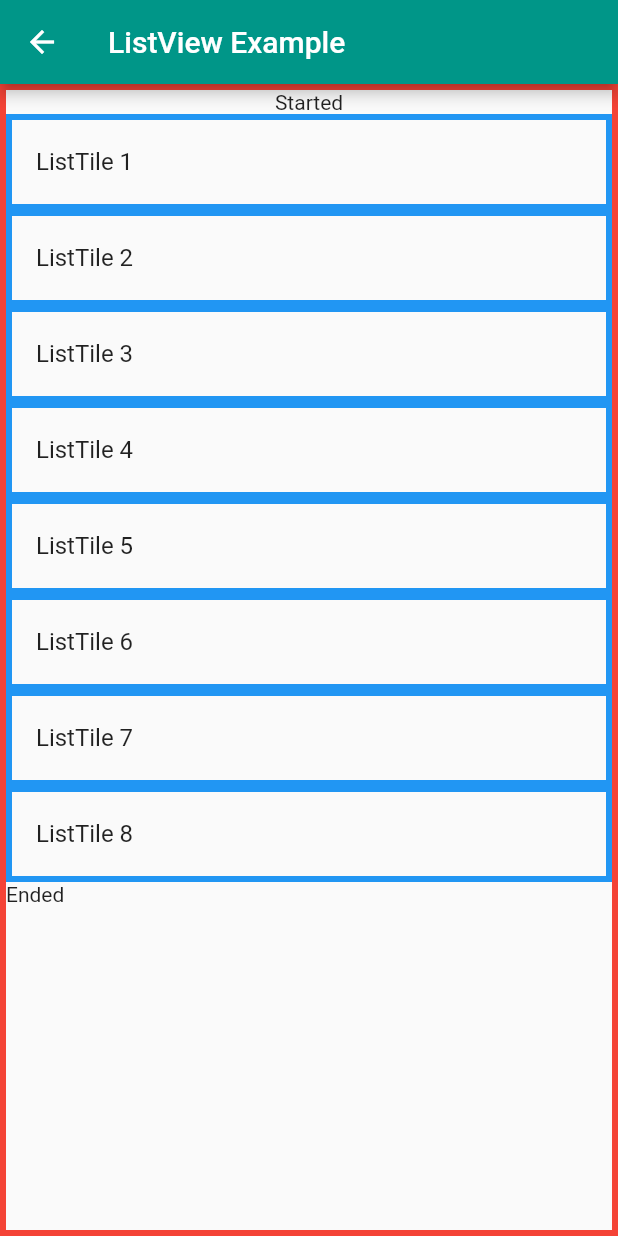
After one commit to Parvin-Gasimli/flutter-test, a Flutter app: the listViewLayoutProblem screen opened directly, on a phone screen of 412 x 824 dp. The commit adds this screen. Run offline on Flutter 3.47's test engine with Material 2 defaults, Android fonts, the phone set to English and light mode, and no system bars; our stand-ins replace flutter_easyloading.

Commit message:
add list view

```diff
--- /dev/null
+++ b/lib/list_view_layoutproblem.dart
@@ -0,0 +1,95 @@
+import 'package:flutter/material.dart';
+
+class listViewLayoutProblem extends StatelessWidget {
+  const listViewLayoutProblem({super.key});
+
+  @override
+  Widget build(BuildContext context) {
+    return Scaffold(
+        appBar: AppBar(
+          title: const Text("ListView Example"),
+        ),
+        body: Container(
+          decoration: BoxDecoration(
+            border: Border.all(color: Colors.red, width: 4),
+          ),
+          child: Column(
+            children: [
+              Text("Started"),
+              Expanded(
+                child: ListView(
+                  // shrinkWrap: false,
+                  children: [
+                    Container(
+                      decoration: BoxDecoration(
+                        border: Border.all(color: Colors.blue, width: 4),
+                      ),
+                      child: ListTile(
+                        title: Text("ListTile 1"),
+                      ),
+                    ),
+                    Container(
+                      decoration: BoxDecoration(
+                        border: Border.all(color: Colors.blue, width: 4),
+                      ),
+                      child: ListTile(
+                        title: Text("ListTile 2"),
+                      ),
+                    ),
+                    Container(
+                      decoration: BoxDecoration(
+                        border: Border.all(color: Colors.blue, width: 4),
+                      ),
+                      child: ListTile(
+                        title: Text("ListTile 3"),
+                      ),
+                    ),
+                    Container(
+                      decoration: BoxDecoration(
+                        border: Border.all(color: Colors.blue, width: 4),
+                      ),
+                      child: ListTile(
+                        title: Text("ListTile 4"),
+                      ),
+                    ),
+                    Container(
+                      decoration: BoxDecoration(
+                        border: Border.all(color: Colors.blue, width: 4),
+                      ),
+                      child: ListTile(
+                        title: Text("ListTile 5"),
+                      ),
+                    ),
+                    Container(
+                      decoration: BoxDecoration(
+                        border: Border.all(color: Colors.blue, width: 4),
+                      ),
+                      child: ListTile(
+                        title: Text("ListTile 6"),
+                      ),
+                    ),
+                    Container(
+                      decoration: BoxDecoration(
+                        border: Border.all(color: Colors.blue, width: 4),
+                      ),
+                      child: ListTile(
+                        title: Text("ListTile 7"),
+                      ),
+                    ),
+                    Container(
+                      decoration: BoxDecoration(
+                        border: Border.all(color: Colors.blue, width: 4),
+                      ),
+                      child: ListTile(
+                        title: Text("ListTile 8"),
+                      ),
+                    ),
+                    Text("Ended")
+                  ],
+                ),
+              )
+            ],
+          ),
+        ));
+  }
+}
--- a/lib/main.dart
+++ b/lib/main.dart
@@ -2,9 +2,11 @@ import 'package:flutter/material.dart';
 import 'package:flutter_easyloading/flutter_easyloading.dart';
 import 'package:project/Card_list.dart';
 import 'package:project/basic_button.dart';
+import 'package:project/grid_view.dart';
 import 'package:project/image_widget.dart';
 import 'package:project/dropdownbutton.dart';
 import 'package:project/listView.dart';
+import 'package:project/list_view_layoutproblem.dart';
 import 'package:project/popupButton.dart';
 
 void main() {
@@ -40,7 +42,7 @@ class Myapp extends StatelessWidget {
           textTheme: TextTheme(
             headline1: TextStyle(fontSize: 34, color: Colors.black),
           )),
-      home: ListViewExample(),
+      home: GridViewExample(),
       builder: EasyLoading.init(),
     );
   }
```
Also changed, not shown: lib/grid_view.dart (added, +97 -0 lines), lib/listView.dart (+18 -5 lines).
